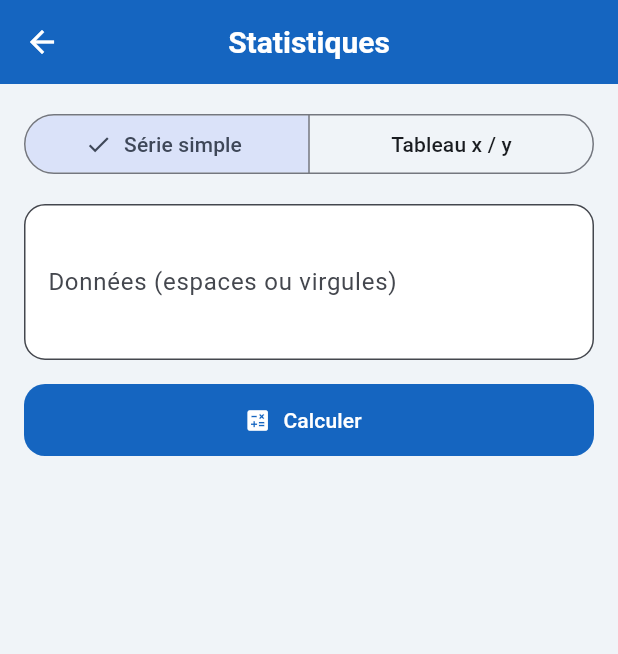
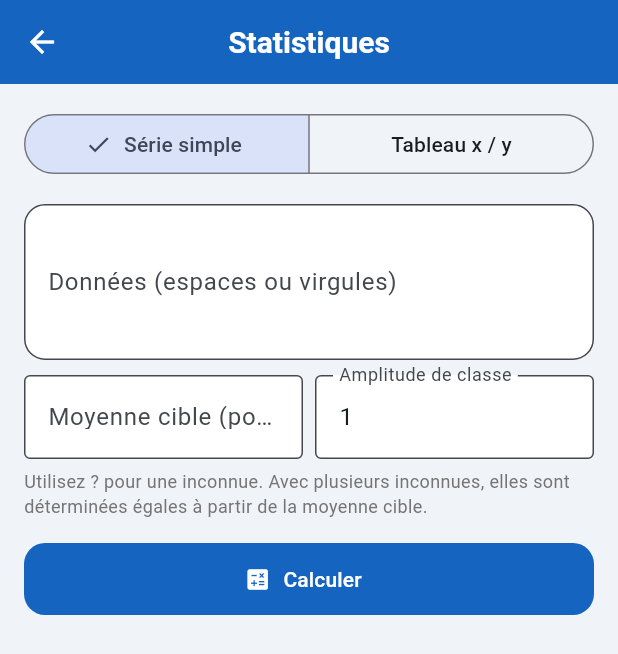
Before and after one commit to alexchep47-gif/calc-for-all, a Flutter app: the StatisticsScreen screen opened by its route, after a tap on "Série simple", on a phone screen of 412 x 824 dp. Shown: the top 654 px of the screen. Run offline on Flutter 3.47's test engine with Material 3 defaults, Android fonts, the phone set to English and light mode, and no system bars; our stand-ins replace flutter_animate, image_picker, math_expressions, pdf, printing, share_plus and 1 more; missing offline and left inert: google_mlkit_text_recognition; accounts and stored records are empty.

Commit message:
Add cumulative statistics modal class and unknown solving

```diff
--- a/lib/features/statistics/statistics_screen.dart
+++ b/lib/features/statistics/statistics_screen.dart
@@ -22,6 +22,8 @@ class _StatisticsScreenState extends State<StatisticsScreen> {
   late List<TextEditingController> _xCtrls;
   late List<TextEditingController> _yCtrls;
   final _seriesCtrl = TextEditingController();
+  final _targetMeanCtrl = TextEditingController();
+  final _classWidthCtrl = TextEditingController(text: '1');
   String _result = '';
   String _steps = '';
 
@@ -46,6 +48,8 @@ class _StatisticsScreenState extends State<StatisticsScreen> {
       c.dispose();
     }
     _seriesCtrl.dispose();
+    _targetMeanCtrl.dispose();
+    _classWidthCtrl.dispose();
     super.dispose();
   }
 
@@ -81,12 +85,35 @@ class _StatisticsScreenState extends State<StatisticsScreen> {
   }
 
   void _calculate1d(LocaleProvider loc) {
-    final parts =
-        _seriesCtrl.text.trim().split(RegExp(r'[\s,;]+')).where((e) => e.isNotEmpty);
+    final parts = _seriesCtrl.text
+        .trim()
+        .split(RegExp(r'[\s,;]+'))
+        .where((e) => e.isNotEmpty)
+        .toList();
     final values = <double>[];
+    final unknownCount = parts.where((p) =>
+        RegExp(r'^(\?|x|inconnue)$', caseSensitive: false).hasMatch(p)).length;
+    double? resolvedUnknown;
     for (final p in parts) {
       final v = _parse(p);
       if (v != null) values.add(v);
+    }
+    if (unknownCount > 0) {
+      final target = _parse(_targetMeanCtrl.text);
+      if (target == null) {
+        setState(() {
+          _result = loc.t('Indiquez la moyenne cible pour déterminer les inconnues.',
+              'Enter a target mean to determine the unknowns.');
+          _steps = loc.t(
+              'Une ou plusieurs valeurs sont notées ?. Avec plusieurs inconnues, une moyenne cible est nécessaire.',
+              'One or more values are marked ?. With several unknowns, a target mean is required.');
+        });
+        return;
+      }
+      final knownSum = values.fold<double>(0, (a, b) => a + b);
+      final replacement = (target * parts.length - knownSum) / unknownCount;
+      resolvedUnknown = replacement;
+      values.addAll(List<double>.filled(unknownCount, replacement));
     }
     if (values.isEmpty) {
       setState(() {
@@ -118,9 +145,38 @@ class _StatisticsScreenState extends State<StatisticsScreen> {
     buf.writeln('${loc.t('Écart-type', 'Std. deviation')} σ = ${_fmt(std)}');
     buf.writeln(
         '${loc.t('Min', 'Min')} = ${_fmt(values.first)}  ${loc.t('Max', 'Max')} = ${_fmt(values.last)}');
+    final counts = <double, int>{};
+    for (final v in values) {
+      final key = counts.keys.firstWhere((k) => (k - v).abs() < MathLibrary.epsilon, orElse: () => v);
+      counts[key] = (counts[key] ?? 0) + 1;
+    }
+    final modalities = counts.keys.toList()..sort();
+    final modal = modalities.reduce((a, b) => counts[a]! >= counts[b]! ? a : b);
+    final classWidth = _parse(_classWidthCtrl.text) ?? 1;
+    var ecc = 0;
+    buf.writeln();
+    buf.writeln('— ${loc.t('Effectifs et fréquences cumulés', 'Cumulative counts and frequencies')} —');
+    buf.writeln('xᵢ | nᵢ | fᵢ | ECC | ECD | FCC | FCD');
+    for (final value in modalities) {
+      ecc += counts[value]!;
+      final ecd = counts.entries
+          .where((entry) => entry.key >= value - MathLibrary.epsilon)
+          .fold<int>(0, (total, entry) => total + entry.value);
+      buf.writeln('${_fmt(value)} | ${counts[value]} | ${_fmt(counts[value]! / n)} | '
+          '$ecc | $ecd | ${_fmt(ecc / n)} | ${_fmt(ecd / n)}');
+    }
+    buf.writeln('${loc.t('Classe modale', 'Modal class')} : '
+        '[${_fmt(modal - classWidth / 2)} ; ${_fmt(modal + classWidth / 2)}[');
+    if (unknownCount > 0) {
+      buf.writeln(loc.t(
+          'Les inconnues ont été prises égales : une moyenne seule ne permet pas de déterminer plusieurs valeurs de manière unique.',
+          'Unknowns were set equal: a mean alone cannot uniquely determine several values.'));
+    }
     setState(() {
-      _result =
-          '${loc.t('Moyenne', 'Mean')} : ${_fmt(mean)}\n${loc.t('Médiane', 'Median')} : ${_fmt(median)}\nσ = ${_fmt(std)}';
+      _result = '${loc.t('Moyenne', 'Mean')} : ${_fmt(mean)}\n'
+          '${loc.t('Médiane', 'Median')} : ${_fmt(median)}\n'
+          'σ = ${_fmt(std)}'
+          '${resolvedUnknown == null ? '' : '\n? = ${_fmt(resolvedUnknown)}'}';
       _steps = buf.toString();
     });
   }
@@ -332,6 +388,40 @@ class _StatisticsScreenState extends State<StatisticsScreen> {
                     borderRadius: BorderRadius.circular(14)),
               ),
             ),
+            const SizedBox(height: 10),
+            Row(
+              children: [
+                Expanded(
+                  child: TextField(
+                    controller: _targetMeanCtrl,
+                    keyboardType: const TextInputType.numberWithOptions(decimal: true),
+                    decoration: InputDecoration(
+                      labelText: loc.t('Moyenne cible (pour ?)', 'Target mean (for ?)'),
+                      hintText: 'ex. 10',
+                      border: const OutlineInputBorder(),
+                    ),
+                  ),
+                ),
+                const SizedBox(width: 8),
+                Expanded(
+                  child: TextField(
+                    controller: _classWidthCtrl,
+                    keyboardType: const TextInputType.numberWithOptions(decimal: true),
+                    decoration: InputDecoration(
+                      labelText: loc.t('Amplitude de classe', 'Class width'),
+                      hintText: '1',
+                      border: const OutlineInputBorder(),
+                    ),
+                  ),
+                ),
+              ],
+            ),
+            const SizedBox(height: 6),
+            Text(
+              loc.t('Utilisez ? pour une inconnue. Avec plusieurs inconnues, elles sont déterminées égales à partir de la moyenne cible.',
+                  'Use ? for an unknown. With several unknowns, they are set equal from the target mean.'),
+              style: TextStyle(fontSize: 12, color: Colors.grey.shade600),
+            ),
           ] else ...[
             Row(
               children: [
```
